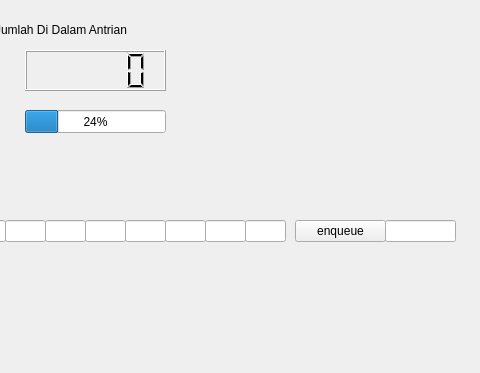
Qt form queuewindow.ui (selesdepselesnul/dss) before a commit; both pictures show x 215 to 695 and y 0 to 373 of the 695 by 373 pixel window.
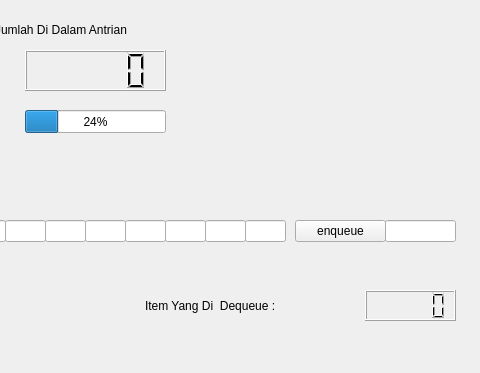
The same form after that commit.

Commit message: make it beautiful

```diff
--- a/queuewindow.ui
+++ b/queuewindow.ui
@@ -228,6 +228,33 @@
     <string>Jumlah Di Dalam Antrian</string>
    </property>
   </widget>
+  <widget class="QLCDNumber" name="dequeuedItemLcdNumber">
+   <property name="geometry">
+    <rect>
+     <x>580</x>
+     <y>290</y>
+     <width>91</width>
+     <height>31</height>
+    </rect>
+   </property>
+  </widget>
+  <widget class="QLabel" name="label_2">
+   <property name="geometry">
+    <rect>
+     <x>360</x>
+     <y>290</y>
+     <width>221</width>
+     <height>31</height>
+    </rect>
+   </property>
+   <property name="styleSheet">
+    <string notr="true">font: 10pt &quot;Liberation Serif&quot;;
+font: 16pt &quot;Nimbus Roman No9 L&quot;;</string>
+   </property>
+   <property name="text">
+    <string>Item Yang Di  Dequeue : </string>
+   </property>
+  </widget>
  </widget>
  <resources/>
  <connections/>
```
The commit also changes 1 other file.
